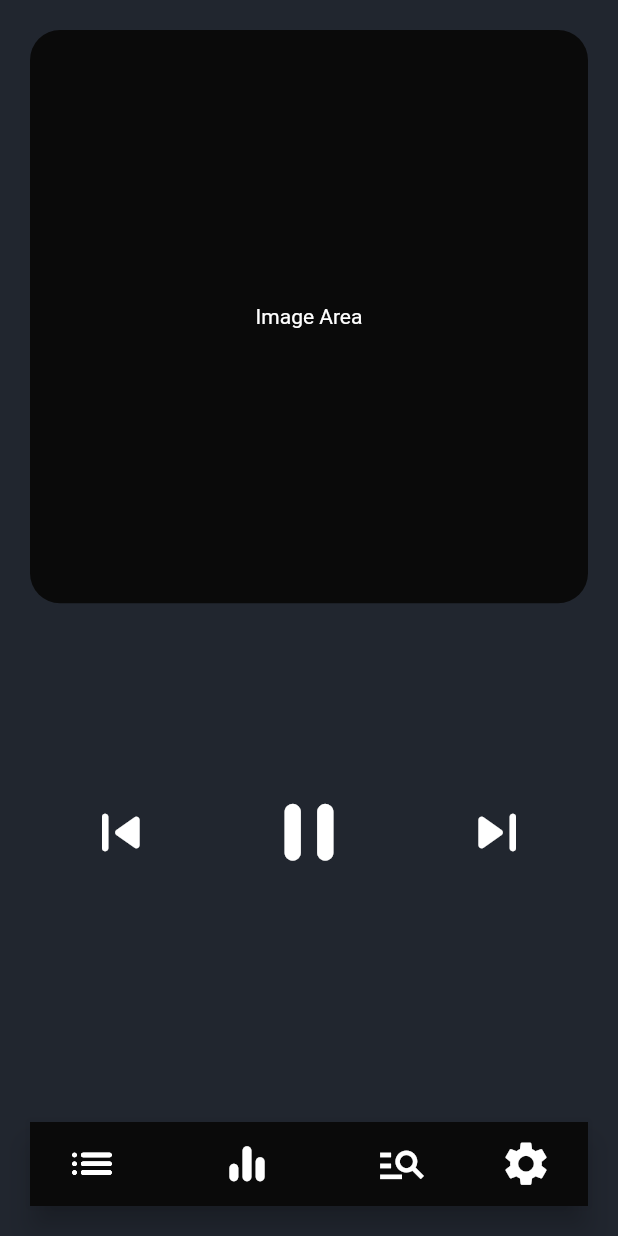
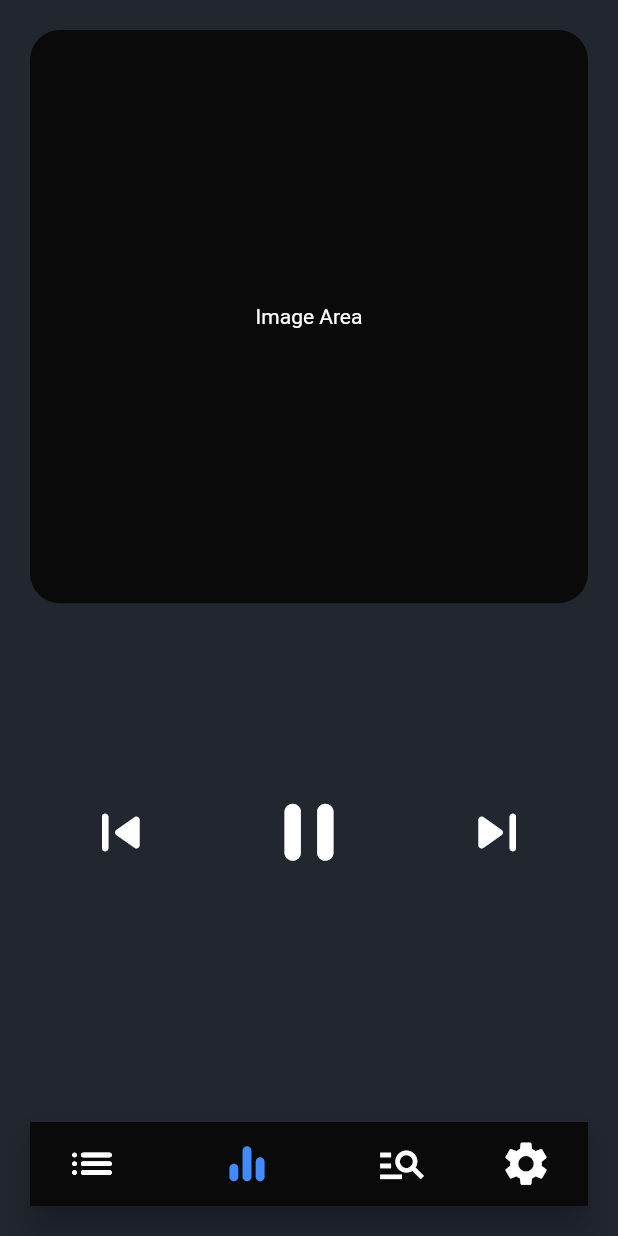
Before and after one commit to DhrupamP/Music-Player_flutter, a Flutter app: the screen it shows after launch, item 2 of the bottom bar chosen, on a phone screen of 412 x 824 dp. Run offline on Flutter 3.47's test engine with Material 2 defaults, Android fonts, the phone set to English and light mode, and no system bars; network calls fail.

Commit message:
modify navbar

```diff
--- a/lib/components/navigation_bar.dart
+++ b/lib/components/navigation_bar.dart
@@ -35,7 +35,6 @@ class _NavigationBarState extends State<NavigationBar> {
       backgroundColor: kPrimaryColor,
       body: children[_selectedIndex],
       bottomNavigationBar: Container(
-
         decoration: BoxDecoration(
           borderRadius: BorderRadius.all(Radius.circular(15)),
 
@@ -49,26 +48,27 @@ class _NavigationBarState extends State<NavigationBar> {
           items: <BottomNavigationBarItem>[
             BottomNavigationBarItem(
               backgroundColor: kSecondaryColor,
-              icon: Icon(Icons.list_rounded,color: Colors.white,size: 35),
+              icon: Icon(Icons.list_rounded,size: 35),
               label: '',
             ),
             BottomNavigationBarItem(
               backgroundColor: kSecondaryColor,
-              icon: Icon(Icons.equalizer_rounded,color: Colors.white,size: 35,),
+              icon: Icon(Icons.equalizer_rounded,size: 35,),
               label: '',
             ),
             BottomNavigationBarItem(
               backgroundColor: kSecondaryColor,
-              icon: Icon(Icons.manage_search, color: Colors.white,size: 35),
+              icon: Icon(Icons.manage_search,size: 35),
               label: '',
             ),
             BottomNavigationBarItem(
               backgroundColor: kSecondaryColor,
-              icon: Icon(Icons.settings,color: Colors.white,size: 35),
+              icon: Icon(Icons.settings,size: 35),
               label: '',
             ),
           ],
           currentIndex: _selectedIndex,
+          fixedColor: Colors.blueAccent,
           onTap: onTabTapped,
         ),
 
```
